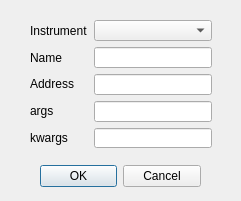
Qt form add_instrument.ui (AbishaiMathai/DO_Lab2DSweeps) before a commit.
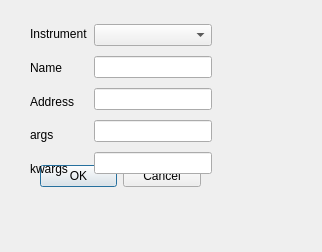
The same form after that commit.

```diff
--- a/add_instrument.ui
+++ b/add_instrument.ui
@@ -6,8 +6,8 @@
             <rect>
                 <x>0</x>
                 <y>0</y>
-                <width>241</width>
-                <height>201</height>
+    <width>322</width>
+    <height>252</height>
                 </rect>
             </property>
         <property name="windowTitle">
@@ -35,7 +35,7 @@
                     <x>30</x>
                     <y>20</y>
                     <width>182</width>
-                    <height>128</height>
+     <height>163</height>
                     </rect>
                 </property>
             <layout class="QHBoxLayout" name="horizontalLayout">
```
Lines whose indentation alone changed are shown as unchanged.
